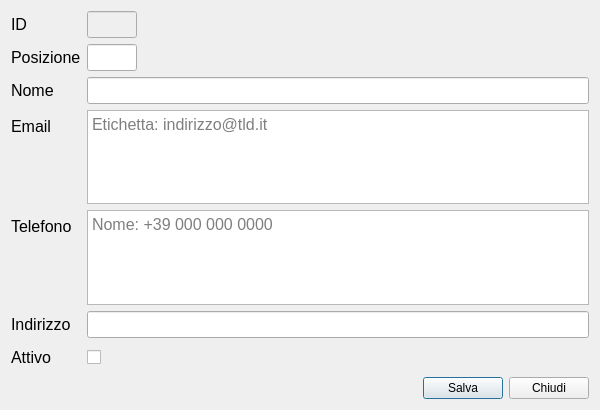
First picture: the form in Client.ui, repository LuigiCaradonna/funeraria, before the edit.
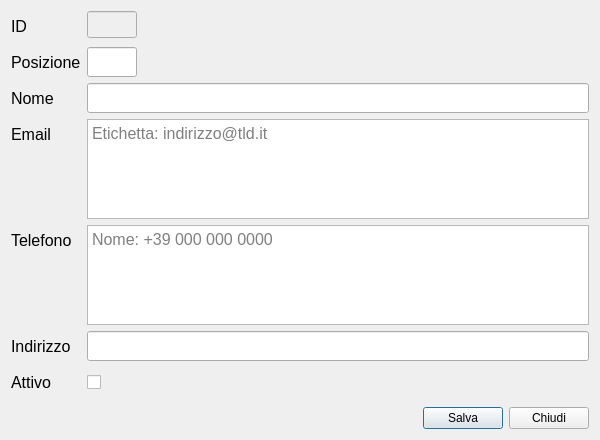
Second picture: the form after the edit.

Diff of the .ui file:
```diff
--- a/Client.ui
+++ b/Client.ui
@@ -10,9 +10,21 @@
     <x>0</x>
     <y>0</y>
     <width>600</width>
-    <height>410</height>
+    <height>440</height>
    </rect>
   </property>
+  <property name="minimumSize">
+   <size>
+    <width>600</width>
+    <height>440</height>
+   </size>
+  </property>
+  <property name="maximumSize">
+   <size>
+    <width>600</width>
+    <height>440</height>
+   </size>
+  </property>
   <property name="windowTitle">
    <string>Cliente</string>
   </property>
@@ -27,13 +39,13 @@
        <property name="minimumSize">
         <size>
          <width>0</width>
-         <height>27</height>
+         <height>30</height>
         </size>
        </property>
        <property name="maximumSize">
         <size>
          <width>16777215</width>
-         <height>27</height>
+         <height>30</height>
         </size>
        </property>
        <property name="font">
@@ -51,13 +63,13 @@
        <property name="minimumSize">
         <size>
          <width>0</width>
-         <height>27</height>
+         <height>30</height>
         </size>
        </property>
        <property name="maximumSize">
         <size>
          <width>16777215</width>
-         <height>27</height>
+         <height>30</height>
         </size>
        </property>
        <property name="font">
@@ -78,13 +90,13 @@
        <property name="minimumSize">
         <size>
          <width>50</width>
-         <height>0</height>
+         <height>30</height>
         </size>
        </property>
        <property name="maximumSize">
         <size>
          <width>50</width>
-         <height>16777215</height>
+         <height>30</height>
         </size>
        </property>
        <property name="font">
@@ -99,13 +111,13 @@
        <property name="minimumSize">
         <size>
          <width>0</width>
-         <height>27</height>
+         <height>30</height>
         </size>
        </property>
        <property name="maximumSize">
         <size>
          <width>16777215</width>
-         <height>27</height>
+         <height>30</height>
         </size>
        </property>
        <property name="font">
@@ -119,7 +131,19 @@
       </widget>
      </item>
      <item row="2" column="1">
-      <widget class="QLineEdit" name="name">
+      <widget class="QLineEdit" name="leName">
+       <property name="minimumSize">
+        <size>
+         <width>0</width>
+         <height>30</height>
+        </size>
+       </property>
+       <property name="maximumSize">
+        <size>
+         <width>16777215</width>
+         <height>30</height>
+        </size>
+       </property>
        <property name="font">
         <font>
          <pointsize>12</pointsize>
@@ -128,7 +152,19 @@
       </widget>
      </item>
      <item row="3" column="0">
-      <widget class="QLabel" name="label_3">
+      <widget class="QLabel" name="lblEmail">
+       <property name="minimumSize">
+        <size>
+         <width>0</width>
+         <height>0</height>
+        </size>
+       </property>
+       <property name="maximumSize">
+        <size>
+         <width>16777215</width>
+         <height>30</height>
+        </size>
+       </property>
        <property name="font">
         <font>
          <pointsize>12</pointsize>
@@ -143,7 +179,19 @@
       </widget>
      </item>
      <item row="3" column="1">
-      <widget class="QTextEdit" name="email">
+      <widget class="QTextEdit" name="teEmail">
+       <property name="minimumSize">
+        <size>
+         <width>0</width>
+         <height>100</height>
+        </size>
+       </property>
+       <property name="maximumSize">
+        <size>
+         <width>16777215</width>
+         <height>100</height>
+        </size>
+       </property>
        <property name="font">
         <font>
          <pointsize>12</pointsize>
@@ -155,7 +203,19 @@
       </widget>
      </item>
      <item row="4" column="0">
-      <widget class="QLabel" name="label_4">
+      <widget class="QLabel" name="lblPhone">
+       <property name="minimumSize">
+        <size>
+         <width>0</width>
+         <height>30</height>
+        </size>
+       </property>
+       <property name="maximumSize">
+        <size>
+         <width>16777215</width>
+         <height>30</height>
+        </size>
+       </property>
        <property name="font">
         <font>
          <pointsize>12</pointsize>
@@ -170,7 +230,19 @@
       </widget>
      </item>
      <item row="4" column="1">
-      <widget class="QTextEdit" name="phone">
+      <widget class="QTextEdit" name="tePhone">
+       <property name="minimumSize">
+        <size>
+         <width>0</width>
+         <height>100</height>
+        </size>
+       </property>
+       <property name="maximumSize">
+        <size>
+         <width>16777215</width>
+         <height>100</height>
+        </size>
+       </property>
        <property name="font">
         <font>
          <pointsize>12</pointsize>
@@ -186,13 +258,13 @@
        <property name="minimumSize">
         <size>
          <width>0</width>
-         <height>27</height>
+         <height>30</height>
         </size>
        </property>
        <property name="maximumSize">
         <size>
          <width>16777215</width>
-         <height>27</height>
+         <height>30</height>
         </size>
        </property>
        <property name="font">
@@ -206,7 +278,19 @@
       </widget>
      </item>
      <item row="5" column="1">
-      <widget class="QLineEdit" name="address">
+      <widget class="QLineEdit" name="leAddress">
+       <property name="minimumSize">
+        <size>
+         <width>0</width>
+         <height>30</height>
+        </size>
+       </property>
+       <property name="maximumSize">
+        <size>
+         <width>16777215</width>
+         <height>30</height>
+        </size>
+       </property>
        <property name="font">
         <font>
          <pointsize>12</pointsize>
@@ -219,13 +303,13 @@
        <property name="minimumSize">
         <size>
          <width>0</width>
-         <height>27</height>
+         <height>30</height>
         </size>
        </property>
        <property name="maximumSize">
         <size>
          <width>16777215</width>
-         <height>27</height>
+         <height>30</height>
         </size>
        </property>
        <property name="font">
@@ -243,13 +327,13 @@
        <property name="minimumSize">
         <size>
          <width>0</width>
-         <height>27</height>
+         <height>30</height>
         </size>
        </property>
        <property name="maximumSize">
         <size>
          <width>16777215</width>
-         <height>27</height>
+         <height>30</height>
         </size>
        </property>
        <property name="text">
```
Left out of the diff: 16 changed lines with no effect on the pictures.
